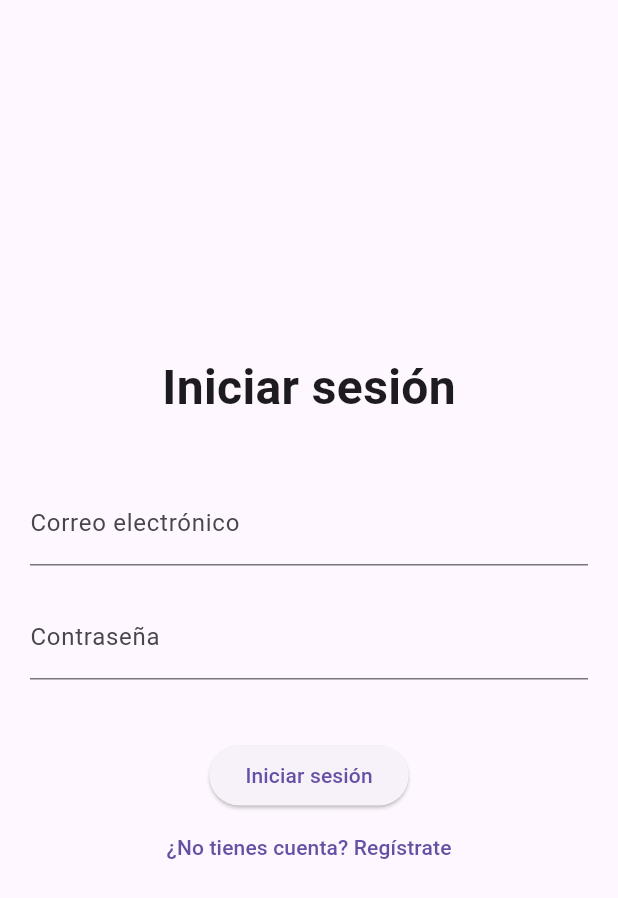
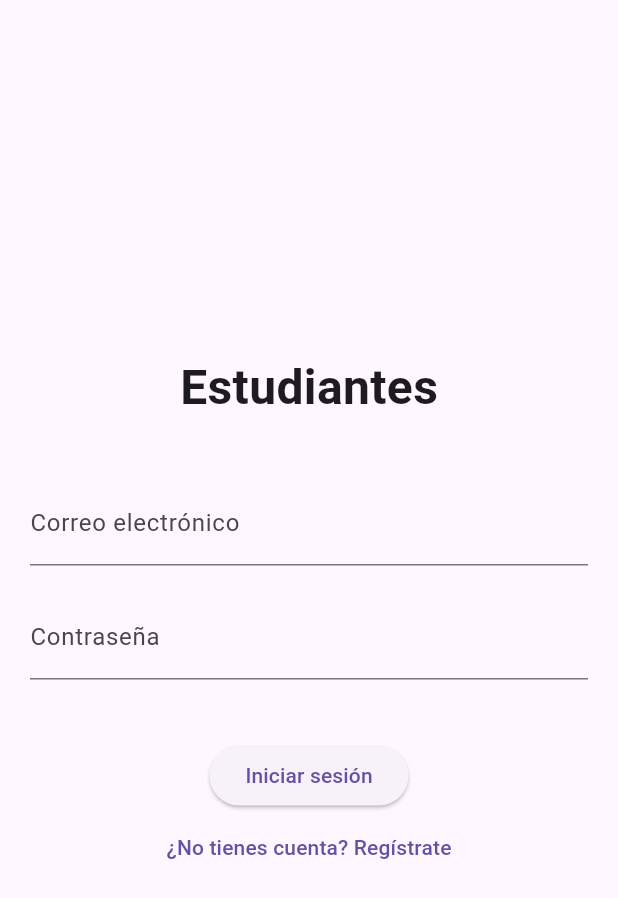
Before and after one commit to robecm/FaceCheck-UANL-Frontend, a Flutter app: the screen it shows after launch, after a tap on "Estudiante", on a phone screen of 412 x 824 dp. Shown: the top 898 px of the screen. Run offline on Flutter 3.47's test engine with Material 3 defaults, Android fonts, the phone set to English and light mode, and no system bars.

Commit message:
Separate screens for student and teacher login

```diff
--- a/lib/main.dart
+++ b/lib/main.dart
@@ -1,7 +1,8 @@
 import 'package:flutter/material.dart';
 import 'screens/splash_screen.dart';
 import 'screens/login_selection.dart';
-import 'login_screen.dart';
+import 'student_login_screen.dart';
+import 'teacher_login_screen.dart';
 
 void main() {
 
@@ -16,11 +17,11 @@ class MyApp extends StatelessWidget {
     return MaterialApp(
       debugShowCheckedModeBanner: false,
       initialRoute: '/',
-      // TODO Routes
       routes: {
         '/': (context) => SplashScreen(),
         '/login_selection': (context) => LoginSelectionScreen(),
-        '/login': (context) => LoginScreen(),
+        '/student_login': (context) => StudentLoginScreen(),
+        '/teacher_login': (context) => TeacherLoginScreen(),
       },
     );
   }
--- a/lib/screens/login_selection.dart
+++ b/lib/screens/login_selection.dart
@@ -7,7 +7,7 @@ class LoginSelectionScreen extends StatelessWidget {
   Widget build(BuildContext context) {
     return Scaffold(
       appBar: AppBar(
-        title: Text('Mi aplicación'),
+        title: Text('Selecciona tu perfil'),
         centerTitle: true,
       ),
       body: Center(
@@ -16,17 +16,17 @@ class LoginSelectionScreen extends StatelessWidget {
           children: [
             ElevatedButton(
               onPressed: () {
-                Navigator.pushNamed(context, '/login');
+                Navigator.pushNamed(context, '/student_login');
               },
               style: ElevatedButton.styleFrom(
                 padding: EdgeInsets.symmetric(horizontal: 50, vertical: 20),
-            ),
+              ),
               child: Text('Estudiante', style: TextStyle(fontSize: 20)),
             ),
             SizedBox(height: 20),
             ElevatedButton(
               onPressed: () {
-                Navigator.pushNamed(context, '/login');
+                Navigator.pushNamed(context, '/teacher_login');
               },
               style: ElevatedButton.styleFrom(
                 padding: EdgeInsets.symmetric(horizontal: 50, vertical: 20),
--- a/lib/login_screen.dart
+++ b/lib/student_login_screen.dart
@@ -1,13 +1,13 @@
 import 'package:flutter/material.dart';
 
-class LoginScreen extends StatefulWidget {
-  const LoginScreen({super.key});
+class StudentLoginScreen extends StatefulWidget {
+  const StudentLoginScreen({super.key});
 
   @override
-  LoginScreenState createState() => LoginScreenState();
+  StudentLoginScreenState createState() => StudentLoginScreenState();
 }
 
-class LoginScreenState extends State<LoginScreen> {
+class StudentLoginScreenState extends State<StudentLoginScreen> {
   final _formKey = GlobalKey<FormState>();
   String _email = '';
   String _password = '';
@@ -36,7 +36,7 @@ class LoginScreenState extends State<LoginScreen> {
                 mainAxisAlignment: MainAxisAlignment.center,
                 children: [
                   Text(
-                    'Iniciar sesión',
+                    'Estudiantes',
                     style: TextStyle(fontSize: 32, fontWeight: FontWeight.bold),
                   ),
                   SizedBox(height: 40),
```
Also changed, not shown: lib/teacher_login_screen.dart (added, +89 -0 lines).
